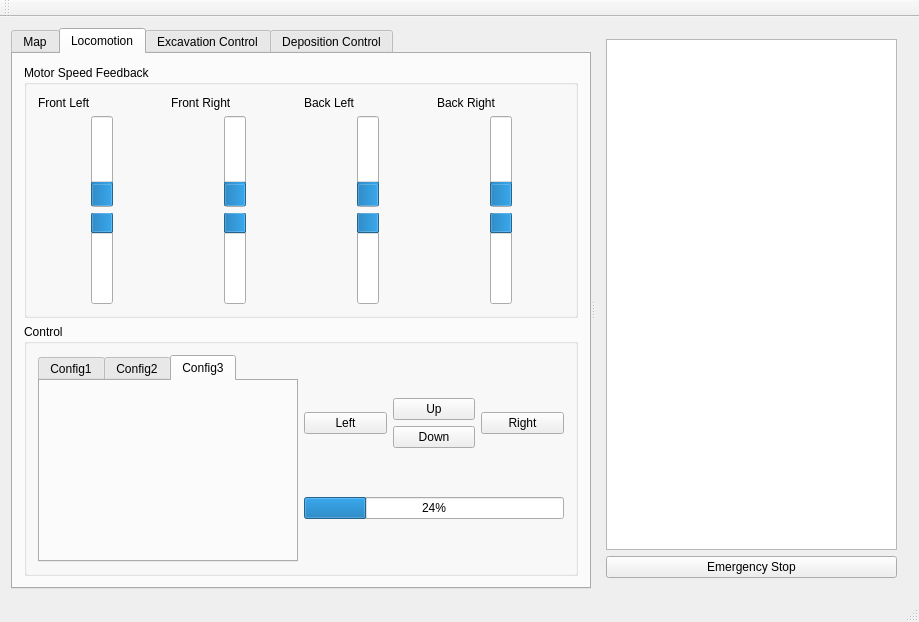
Qt form client/mainwindow.ui (CWRUbotix/NASA-RMC-2017) before a commit.
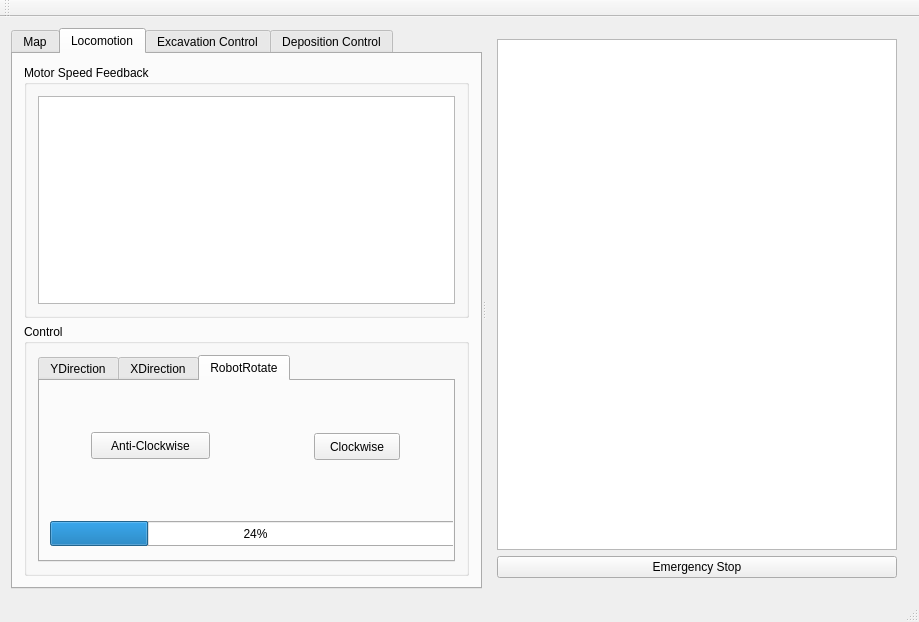
The same form after that commit. The open tabs and pages were chosen to show the change.

Commit message: update locomotion wheel monitor prototype

Patch:
```diff
--- a/client/mainwindow.ui
+++ b/client/mainwindow.ui
@@ -46,280 +46,7 @@
            </property>
            <layout class="QVBoxLayout" name="verticalLayout_11">
             <item>
-             <layout class="QHBoxLayout" name="horizontalLayout_5">
-              <item>
-               <layout class="QVBoxLayout" name="verticalLayout_6">
-                <item>
-                 <widget class="QLabel" name="label">
-                  <property name="text">
-                   <string>Front Left</string>
-                  </property>
-                 </widget>
-                </item>
-                <item>
-                 <layout class="QHBoxLayout" name="horizontalLayout_8">
-                  <item>
-                   <spacer name="horizontalSpacer">
-                    <property name="orientation">
-                     <enum>Qt::Horizontal</enum>
-                    </property>
-                    <property name="sizeHint" stdset="0">
-                     <size>
-                      <width>40</width>
-                      <height>20</height>
-                     </size>
-                    </property>
-                   </spacer>
-                  </item>
-                  <item>
-                   <layout class="QVBoxLayout" name="verticalLayout_43">
-                    <item>
-                     <widget class="QProgressBar" name="locomotion_FrontLeftForwardSpeedBar">
-                      <property name="value">
-                       <number>24</number>
-                      </property>
-                      <property name="orientation">
-                       <enum>Qt::Vertical</enum>
-                      </property>
-                     </widget>
-                    </item>
-                    <item>
-                     <widget class="QProgressBar" name="locomotion_FrontLeftReverseSpeedBar">
-                      <property name="value">
-                       <number>24</number>
-                      </property>
-                      <property name="orientation">
-                       <enum>Qt::Vertical</enum>
-                      </property>
-                      <property name="invertedAppearance">
-                       <bool>true</bool>
-                      </property>
-                     </widget>
-                    </item>
-                   </layout>
-                  </item>
-                  <item>
-                   <spacer name="horizontalSpacer_2">
-                    <property name="orientation">
-                     <enum>Qt::Horizontal</enum>
-                    </property>
-                    <property name="sizeHint" stdset="0">
-                     <size>
-                      <width>40</width>
-                      <height>20</height>
-                     </size>
-                    </property>
-                   </spacer>
-                  </item>
-                 </layout>
-                </item>
-               </layout>
-              </item>
-              <item>
-               <layout class="QVBoxLayout" name="verticalLayout_8">
-                <item>
-                 <widget class="QLabel" name="label_3">
-                  <property name="text">
-                   <string>Front Right</string>
-                  </property>
-                 </widget>
-                </item>
-                <item>
-                 <layout class="QHBoxLayout" name="horizontalLayout_10">
-                  <item>
-                   <spacer name="horizontalSpacer_8">
-                    <property name="orientation">
-                     <enum>Qt::Horizontal</enum>
-                    </property>
-                    <property name="sizeHint" stdset="0">
-                     <size>
-                      <width>40</width>
-                      <height>20</height>
-                     </size>
-                    </property>
-                   </spacer>
-                  </item>
-                  <item>
-                   <layout class="QVBoxLayout" name="verticalLayout_44">
-                    <item>
-                     <widget class="QProgressBar" name="locomotion_FrontRightForwardSpeedBar">
-                      <property name="value">
-                       <number>24</number>
-                      </property>
-                      <property name="orientation">
-                       <enum>Qt::Vertical</enum>
-                      </property>
-                     </widget>
-                    </item>
-                    <item>
-                     <widget class="QProgressBar" name="locomotion_FrontRightReverseSpeedBar">
-                      <property name="value">
-                       <number>24</number>
-                      </property>
-                      <property name="orientation">
-                       <enum>Qt::Vertical</enum>
-                      </property>
-                      <property name="invertedAppearance">
-                       <bool>true</bool>
-                      </property>
-                     </widget>
-                    </item>
-                   </layout>
-                  </item>
-                  <item>
-                   <spacer name="horizontalSpacer_5">
-                    <property name="orientation">
-                     <enum>Qt::Horizontal</enum>
-                    </property>
-                    <property name="sizeHint" stdset="0">
-                     <size>
-                      <width>40</width>
-                      <height>20</height>
-                     </size>
-                    </property>
-                   </spacer>
-                  </item>
-                 </layout>
-                </item>
-               </layout>
-              </item>
-              <item>
-               <layout class="QVBoxLayout" name="verticalLayout_9">
-                <item>
-                 <widget class="QLabel" name="label_4">
-                  <property name="text">
-                   <string>Back Left</string>
-                  </property>
-                 </widget>
-                </item>
-                <item>
-                 <layout class="QHBoxLayout" name="horizontalLayout_11">
-                  <item>
-                   <spacer name="horizontalSpacer_9">
-                    <property name="orientation">
-                     <enum>Qt::Horizontal</enum>
-                    </property>
-                    <property name="sizeHint" stdset="0">
-                     <size>
-                      <width>40</width>
-                      <height>20</height>
-                     </size>
-                    </property>
-                   </spacer>
-                  </item>
-                  <item>
-                   <layout class="QVBoxLayout" name="verticalLayout_45">
-                    <item>
-                     <widget class="QProgressBar" name="locomotion_BackLeftForwardSpeedBar">
-                      <property name="value">
-                       <number>24</number>
-                      </property>
-                      <property name="orientation">
-                       <enum>Qt::Vertical</enum>
-                      </property>
-                     </widget>
-                    </item>
-                    <item>
-                     <widget class="QProgressBar" name="locomotion_BackLeftReverseSpeedBar">
-                      <property name="value">
-                       <number>24</number>
-                      </property>
-                      <property name="orientation">
-                       <enum>Qt::Vertical</enum>
-                      </property>
-                      <property name="invertedAppearance">
-                       <bool>true</bool>
-                      </property>
-                     </widget>
-                    </item>
-                   </layout>
-                  </item>
-                  <item>
-                   <spacer name="horizontalSpacer_6">
-                    <property name="orientation">
-                     <enum>Qt::Horizontal</enum>
-                    </property>
-                    <property name="sizeHint" stdset="0">
-                     <size>
-                      <width>40</width>
-                      <height>20</height>
-                     </size>
-                    </property>
-                   </spacer>
-                  </item>
-                 </layout>
-                </item>
-               </layout>
-              </item>
-              <item>
-               <layout class="QVBoxLayout" name="verticalLayout_10">
-                <item>
-                 <widget class="QLabel" name="label_5">
-                  <property name="text">
-                   <string>Back Right</string>
-                  </property>
-                 </widget>
-                </item>
-                <item>
-                 <layout class="QHBoxLayout" name="horizontalLayout_12">
-                  <item>
-                   <spacer name="horizontalSpacer_10">
-                    <property name="orientation">
-                     <enum>Qt::Horizontal</enum>
-                    </property>
-                    <property name="sizeHint" stdset="0">
-                     <size>
-                      <width>40</width>
-                      <height>20</height>
-                     </size>
-                    </property>
-                   </spacer>
-                  </item>
-                  <item>
-                   <layout class="QVBoxLayout" name="verticalLayout_46">
-                    <item>
-                     <widget class="QProgressBar" name="locomotion_BackRightForwardSpeedBar">
-                      <property name="value">
-                       <number>24</number>
-                      </property>
-                      <property name="orientation">
-                       <enum>Qt::Vertical</enum>
-                      </property>
-                     </widget>
-                    </item>
-                    <item>
-                     <widget class="QProgressBar" name="locomotion_BackRightReverseSpeedBar">
-                      <property name="value">
-                       <number>24</number>
-                      </property>
-                      <property name="orientation">
-                       <enum>Qt::Vertical</enum>
-                      </property>
-                      <property name="invertedAppearance">
-                       <bool>true</bool>
-                      </property>
-                     </widget>
-                    </item>
-                   </layout>
-                  </item>
-                  <item>
-                   <spacer name="horizontalSpacer_7">
-                    <property name="orientation">
-                     <enum>Qt::Horizontal</enum>
-                    </property>
-                    <property name="sizeHint" stdset="0">
-                     <size>
-                      <width>40</width>
-                      <height>20</height>
-                     </size>
-                    </property>
-                   </spacer>
-                  </item>
-                 </layout>
-                </item>
-               </layout>
-              </item>
-             </layout>
+             <widget class="QGraphicsView" name="graphicsView"/>
             </item>
            </layout>
           </widget>
@@ -344,67 +71,111 @@
                   </property>
                   <widget class="QWidget" name="Config1">
                    <attribute name="title">
-                    <string>Config1</string>
+                    <string>YDirection</string>
                    </attribute>
                   </widget>
                   <widget class="QWidget" name="Config2">
                    <attribute name="title">
-                    <string>Config2</string>
+                    <string>XDirection</string>
                    </attribute>
+                   <widget class="QWidget" name="layoutWidget_3">
+                    <property name="geometry">
+                     <rect>
+                      <x>4</x>
+                      <y>4</y>
+                      <width>421</width>
+                      <height>111</height>
+                     </rect>
+                    </property>
+                    <layout class="QHBoxLayout" name="horizontalLayout_10">
+                     <item>
+                      <widget class="QPushButton" name="locomotion_LeftButton_4">
+                       <property name="text">
+                        <string>Left</string>
+                       </property>
+                      </widget>
+                     </item>
+                     <item>
+                      <widget class="QPushButton" name="locomotion_RightButton_4">
+                       <property name="text">
+                        <string>Right</string>
+                       </property>
+                      </widget>
+                     </item>
+                    </layout>
+                   </widget>
                   </widget>
                   <widget class="QWidget" name="Config3">
                    <attribute name="title">
-                    <string>Config3</string>
+                    <string>RobotRotate</string>
                    </attribute>
-                  </widget>
-                 </widget>
-                </item>
-                <item>
-                 <layout class="QVBoxLayout" name="verticalLayout_3">
-                  <item>
-                   <layout class="QHBoxLayout" name="horizontalLayout_6">
-                    <item>
-                     <widget class="QPushButton" name="locomotion_LeftButton">
-                      <property name="text">
-                       <string>Left</string>
-                      </property>
-                     </widget>
-                    </item>
-                    <item>
-                     <layout class="QVBoxLayout" name="verticalLayout_2">
-                      <item>
-                       <widget class="QPushButton" name="locomotion_UpButton">
-                        <property name="text">
-                         <string>Up</string>
-                        </property>
-                       </widget>
-                      </item>
-                      <item>
-                       <widget class="QPushButton" name="locomotion_DownButton">
-                        <property name="text">
-                         <string>Down</string>
-                        </property>
-                       </widget>
-                      </item>
-                     </layout>
-                    </item>
-                    <item>
-                     <widget class="QPushButton" name="locomotion_RightButton">
-                      <property name="text">
-                       <string>Right</string>
-                      </property>
-                     </widget>
-                    </item>
-                   </layout>
-                  </item>
-                  <item>
                    <widget class="QProgressBar" name="locomotion_ProgressBar">
+                    <property name="geometry">
+                     <rect>
+                      <x>10</x>
+                      <y>140</y>
+                      <width>411</width>
+                      <height>25</height>
+                     </rect>
+                    </property>
                     <property name="value">
                      <number>24</number>
                     </property>
                    </widget>
-                  </item>
-                 </layout>
+                   <widget class="QLabel" name="label">
+                    <property name="geometry">
+                     <rect>
+                      <x>76</x>
+                      <y>80</y>
+                      <width>81</width>
+                      <height>31</height>
+                     </rect>
+                    </property>
+                    <property name="text">
+                     <string/>
+                    </property>
+                   </widget>
+                   <widget class="QLabel" name="label_2">
+                    <property name="geometry">
+                     <rect>
+                      <x>283</x>
+                      <y>80</y>
+                      <width>67</width>
+                      <height>17</height>
+                     </rect>
+                    </property>
+                    <property name="text">
+                     <string/>
+                    </property>
+                   </widget>
+                   <widget class="QPushButton" name="Rotate_Clockwise">
+                    <property name="geometry">
+                     <rect>
+                      <x>274</x>
+                      <y>52</y>
+                      <width>86</width>
+                      <height>27</height>
+                     </rect>
+                    </property>
+                    <property name="text">
+                     <string>Clockwise</string>
+                    </property>
+                   </widget>
+                   <widget class="QPushButton" name="Rotate_AntiClockwise">
+                    <property name="geometry">
+                     <rect>
+                      <x>51</x>
+                      <y>51</y>
+                      <width>119</width>
+                      <height>27</height>
+                     </rect>
+                    </property>
+                    <property name="text">
+                     <string>Anti-Clockwise</string>
+                    </property>
+                   </widget>
+                  </widget>
+                 </widget>
                 </item>
                </layout>
               </widget>
```
Left out of the diff: 35 changed lines with no effect on the pictures. The commit also changes 4 other files.
